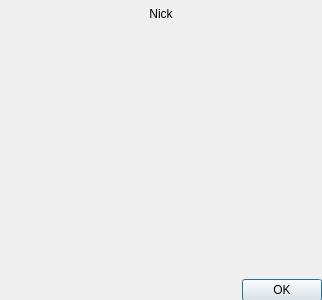
This is ui/cam.ui in gitter-badger/simplechatclient as Qt 5 draws it before an edit. The edited form follows.
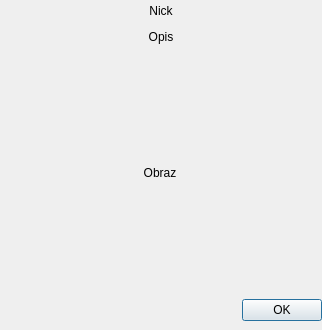
This is the edited form. Icons and pictures are not drawn.

```diff
--- a/ui/cam.ui
+++ b/ui/cam.ui
@@ -7,19 +7,19 @@
     <x>0</x>
     <y>0</y>
     <width>322</width>
-    <height>300</height>
+    <height>330</height>
    </rect>
   </property>
   <property name="minimumSize">
    <size>
     <width>322</width>
-    <height>300</height>
+    <height>330</height>
    </size>
   </property>
   <property name="maximumSize">
    <size>
     <width>322</width>
-    <height>300</height>
+    <height>330</height>
    </size>
   </property>
   <property name="windowTitle">
@@ -35,7 +35,7 @@
      <x>0</x>
      <y>0</y>
      <width>322</width>
-     <height>301</height>
+     <height>321</height>
     </rect>
    </property>
    <layout class="QVBoxLayout" name="verticalLayout">
@@ -61,6 +61,16 @@
       </property>
      </widget>
     </item>
+    <item>
+     <widget class="QLabel" name="label_desc">
+      <property name="text">
+       <string>Opis</string>
+      </property>
+      <property name="alignment">
+       <set>Qt::AlignCenter</set>
+      </property>
+     </widget>
+    </item>
     <item>
      <widget class="QLabel" name="label_img">
       <property name="minimumSize">
@@ -76,7 +86,7 @@
        </size>
       </property>
       <property name="text">
-       <string/>
+       <string>Obraz</string>
       </property>
       <property name="alignment">
        <set>Qt::AlignCenter</set>
```
Left out of the diff: 6 changed lines with no effect on the pictures.
